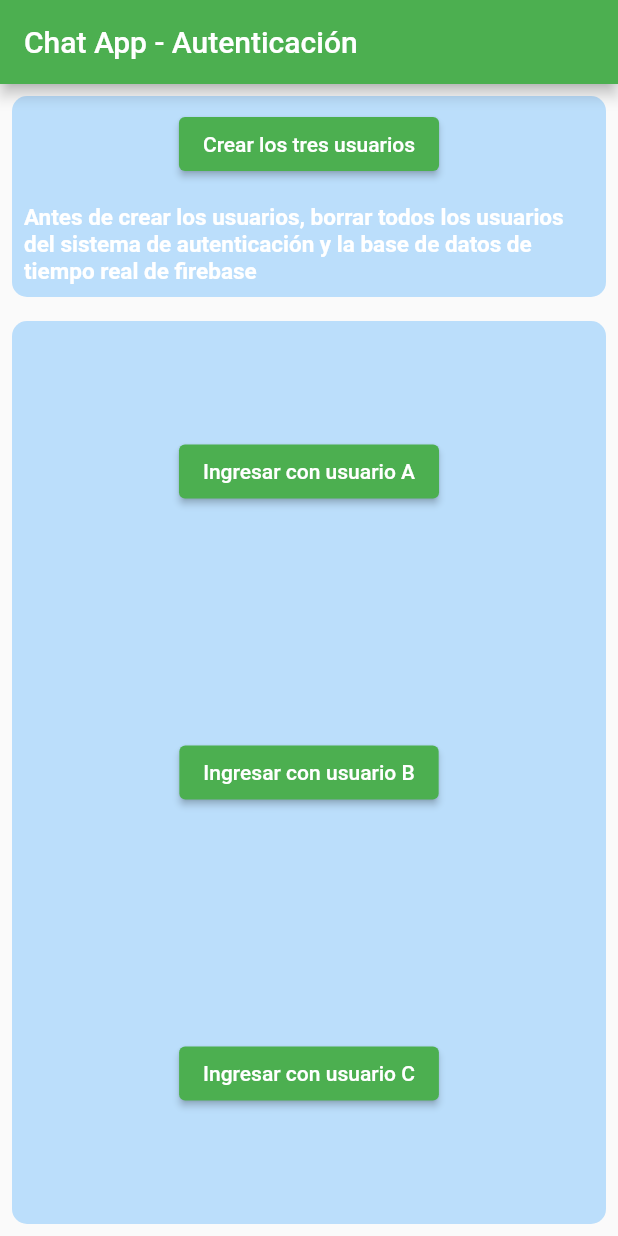
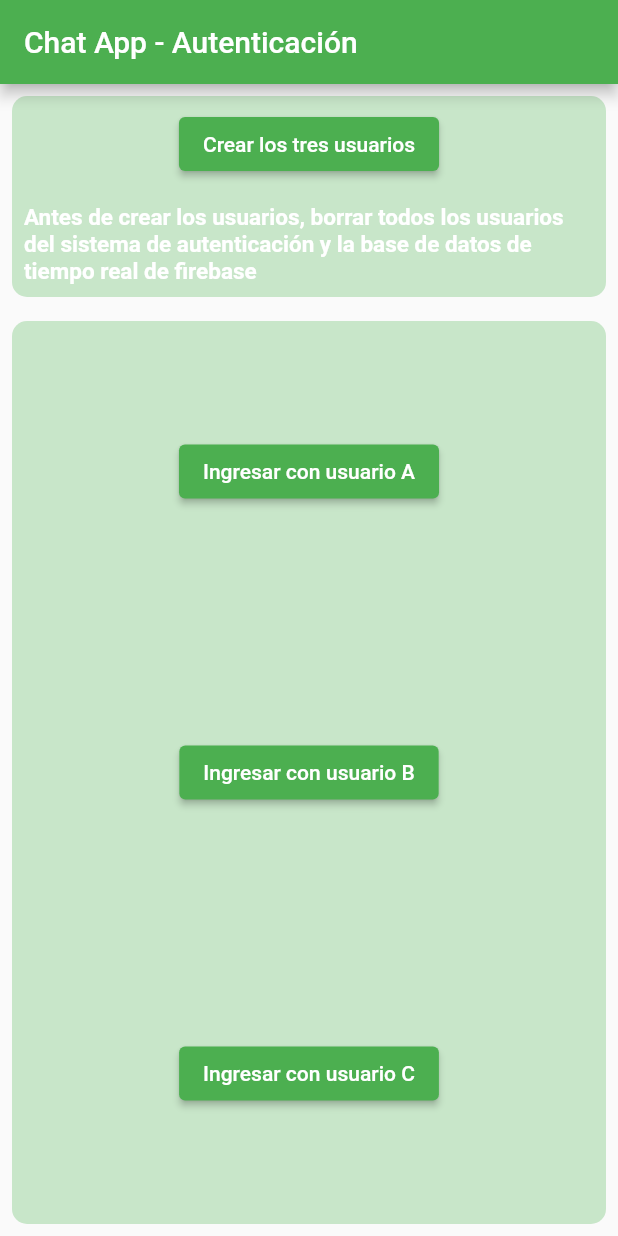
Before and after one commit to dev-rioma/chat_mintic_sprint3, a Flutter app: the screen it shows after launch, on a phone screen of 412 x 824 dp. Run offline on Flutter 3.47's test engine with Material 2 defaults, Android fonts, the light colour scheme and no system bars; our stand-ins replace firebase_auth, firebase_core, firebase_database, get, loggy; accounts and stored records are empty.

Commit message:
Cambios de diseño
únicamente cambios en la coloración para que el diseño sea mas armónico

```diff
--- a/lib/ui/pages/authentication_page.dart
+++ b/lib/ui/pages/authentication_page.dart
@@ -35,7 +35,7 @@ class AuthenticationPage extends StatelessWidget {
                   padding: const EdgeInsets.all(8.0),
                   child: Container(
                     decoration: BoxDecoration(
-                        color: Colors.blue.shade100,
+                        color: Colors.green.shade100,
                         borderRadius:
                             const BorderRadius.all(Radius.circular(10))),
                     child: Column(children: [
@@ -65,7 +65,7 @@ class AuthenticationPage extends StatelessWidget {
                     child: Container(
                       width: double.infinity,
                       decoration: BoxDecoration(
-                          color: Colors.blue.shade100,
+                          color: Colors.green.shade100,
                           borderRadius:
                               const BorderRadius.all(Radius.circular(10))),
                       child: Column(
```
